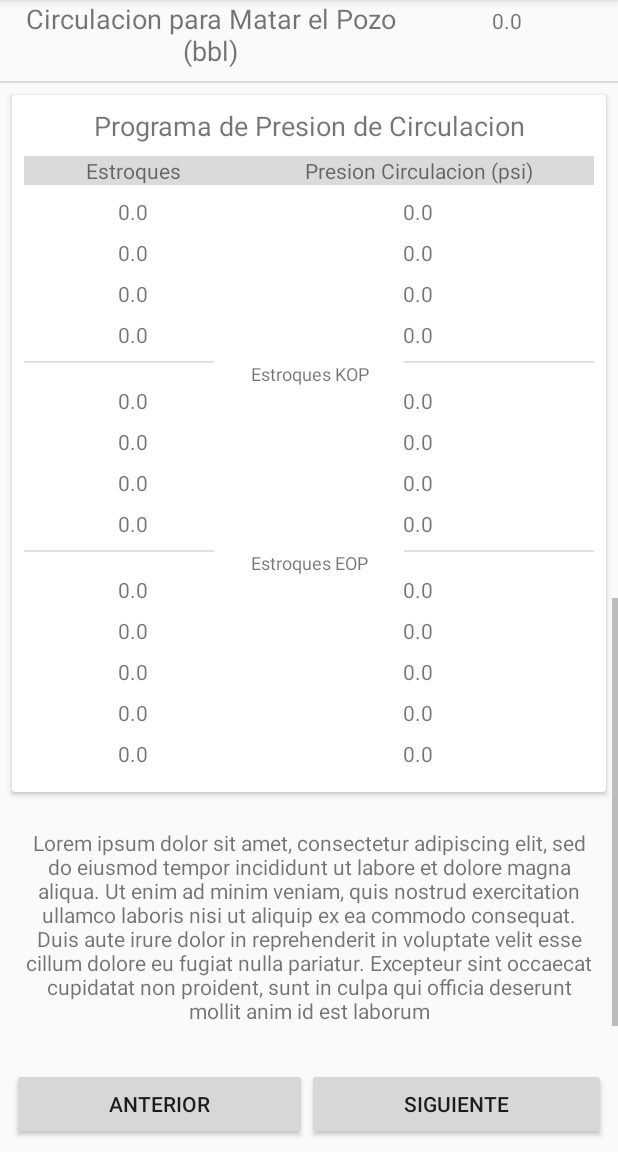
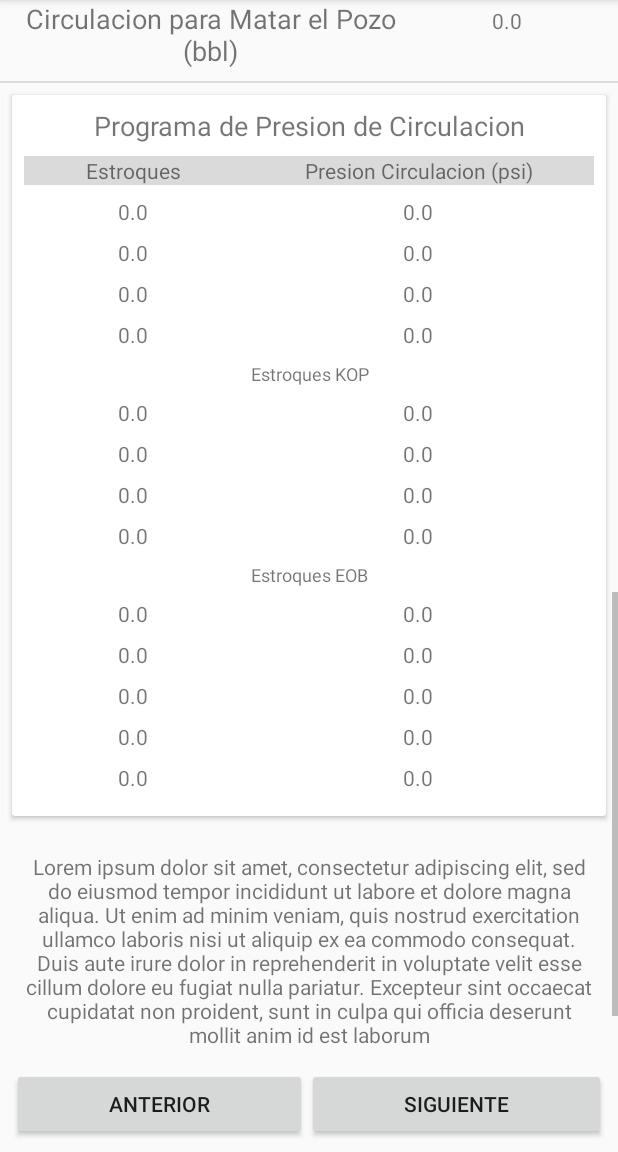
Before and after one commit to MauricioMeza/APPEP, an Android app: the fragment AddPozoFragment4 placed in its activity, scrolled down 996 dp, on a phone screen of 412 x 824 dp, the part 84-1236 px from its top. Run offline under Robolectric (Android 15) with nearby library versions, the light colour scheme and no system bars; 4 statements that could not run were skipped.

Commit message:
fixed visual bug in hztl event history

```diff
--- a/app/src/main/res/layout/fragment_add_pozo4.xml
+++ b/app/src/main/res/layout/fragment_add_pozo4.xml
@@ -497,27 +497,14 @@
                             android:layout_height="wrap_content"
                             android:orientation="horizontal">
 
-                            <View
-                                android:id="@+id/divider15"
-                                android:layout_width="match_parent"
-                                android:layout_height="1dp"
-                                android:layout_weight="1"
-                                android:background="?android:attr/listDivider" />
-
                             <TextView
-                                android:layout_width="match_parent"
+                                android:layout_width="0dp"
                                 android:layout_height="wrap_content"
+                                android:layout_marginBottom="8dp"
                                 android:layout_weight="1"
                                 android:text="@string/fnl_esko_small"
                                 android:textAlignment="center"
                                 android:textSize="12sp"></TextView>
-
-                            <View
-                                android:id="@+id/divider16"
-                                android:layout_width="match_parent"
-                                android:layout_height="1dp"
-                                android:layout_weight="1"
-                                android:background="?android:attr/listDivider" />
 
                         </LinearLayout>
 
@@ -614,29 +601,16 @@
                             android:id="@+id/layoutDivEOB"
                             android:layout_width="match_parent"
                             android:layout_height="wrap_content"
+                            android:layout_marginBottom="8dp"
                             android:orientation="horizontal">
 
-                            <View
-                                android:id="@+id/divider17"
-                                android:layout_width="match_parent"
-                                android:layout_height="1dp"
-                                android:layout_weight="1"
-                                android:background="?android:attr/listDivider" />
-
                             <TextView
-                                android:layout_width="match_parent"
+                                android:layout_width="0dp"
                                 android:layout_height="wrap_content"
                                 android:layout_weight="1"
                                 android:text="@string/fnl_eseb_small"
                                 android:textAlignment="center"
                                 android:textSize="12sp"></TextView>
-
-                            <View
-                                android:id="@+id/divider18"
-                                android:layout_width="match_parent"
-                                android:layout_height="1dp"
-                                android:layout_weight="1"
-                                android:background="?android:attr/listDivider" />
 
                         </LinearLayout>
 
--- a/app/src/main/res/values/strings.xml
+++ b/app/src/main/res/values/strings.xml
@@ -64,7 +64,7 @@
         <string name="fnl_esko">Estroques Hasta KOP (stk)</string>
         <string name="fnl_eseb">Estroques Hasta EOB (stk)</string>
         <string name="fnl_esko_small">Estroques KOP</string>
-        <string name="fnl_eseb_small">Estroques EOP</string>
+        <string name="fnl_eseb_small">Estroques EOB</string>
     <string name="fnl_esfa">Estroques Fondo Arriba (stk)</string>
     <string name="fnl_esbr">Estroques Hasta Broca (stk)</string>
     <string name="fnl_crmp">Circulacion para Matar el Pozo (bbl)</string>
```
Also changed, not shown: app/src/main/res/layout/pozoinfocard_layout.xml (+2 -28 lines).
